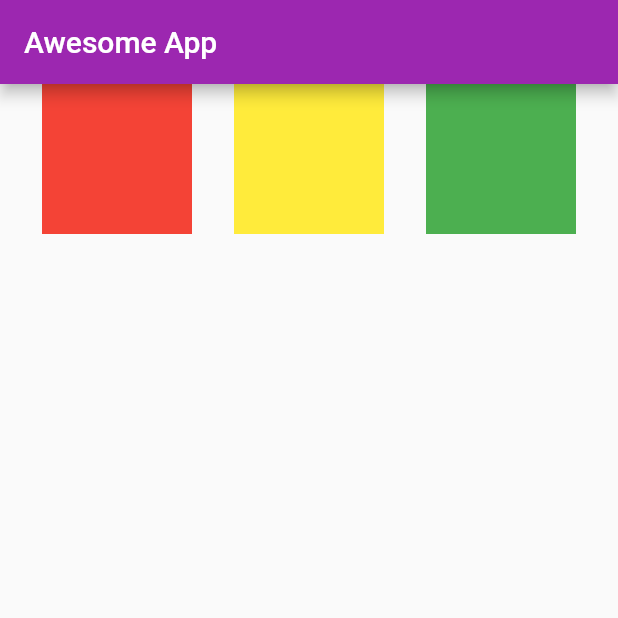
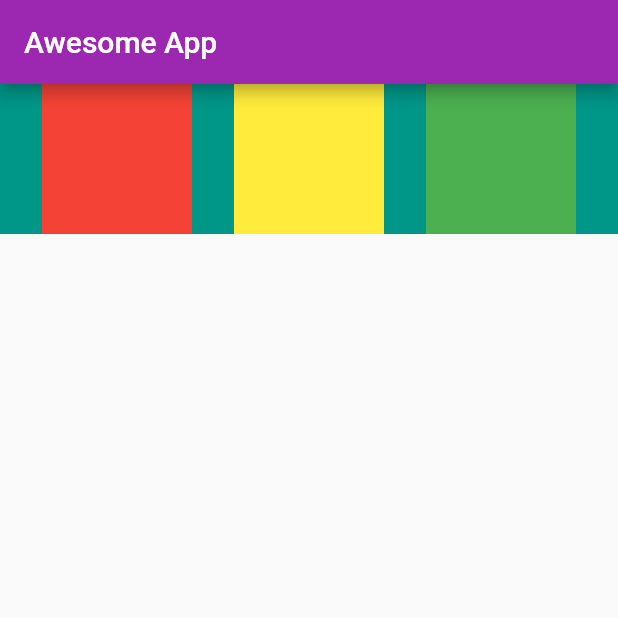
Before and after one commit to varun9597/FlutterProjects, a Flutter app: the screen it shows after launch, on a phone screen of 412 x 824 dp, the top half of it. Run offline on Flutter 3.47's test engine with Material 2 defaults, Android fonts, the phone set to English and light mode, and no system bars.

Commit message:
Chapter 2 completed

```diff
--- a/lib/main.dart
+++ b/lib/main.dart
@@ -20,9 +20,13 @@ class HomePage extends StatelessWidget {
         title: Text("Awesome App"),
       ),
       body: Container(
+
+        color: Colors.teal,
+        height : 100,
         child: Row(
           mainAxisAlignment: MainAxisAlignment.spaceEvenly,
-          crossAxisAlignment: CrossAxisAlignment.center,
+          crossAxisAlignment: CrossAxisAlignment.stretch,
+          //mainAxisSize: MainAxisSize.max,
           children: [
             Container(
           padding: const EdgeInsets.all(8),
```
